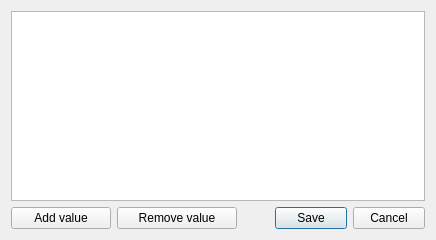
metabrainz/picard, file ui/edittagdialog.ui: the form before one commit.
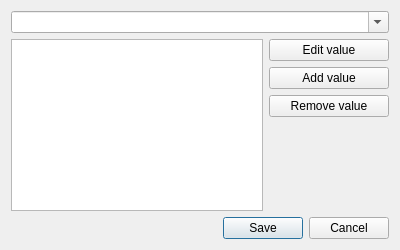
The form after the commit.

What changed in the file:
```diff
--- a/ui/edittagdialog.ui
+++ b/ui/edittagdialog.ui
@@ -9,8 +9,8 @@
    <rect>
     <x>0</x>
     <y>0</y>
-    <width>436</width>
-    <height>240</height>
+    <width>400</width>
+    <height>250</height>
    </rect>
   </property>
   <property name="focusPolicy">
@@ -22,7 +22,16 @@
   <property name="modal">
    <bool>true</bool>
   </property>
-  <layout class="QVBoxLayout" name="verticalLayout">
+  <layout class="QVBoxLayout" name="verticalLayout_2">
+   <item>
+    <widget class="QComboBox" name="tag_names">
+     <property name="editable">
+      <bool>true</bool>
+     </property>
+    </widget>
+   </item>
+   <item>
+    <layout class="QHBoxLayout" name="horizontalLayout">
    <item>
     <widget class="QListWidget" name="value_list">
      <property name="focusPolicy">
@@ -37,7 +46,29 @@
     </widget>
    </item>
    <item>
-    <layout class="QHBoxLayout" name="horizontalLayout">
+      <layout class="QVBoxLayout" name="verticalLayout">
+       <item>
+        <widget class="QPushButton" name="edit_value">
+         <property name="sizePolicy">
+          <sizepolicy hsizetype="Minimum" vsizetype="Fixed">
+           <horstretch>100</horstretch>
+           <verstretch>0</verstretch>
+          </sizepolicy>
+         </property>
+         <property name="minimumSize">
+          <size>
+           <width>100</width>
+           <height>0</height>
+          </size>
+         </property>
+         <property name="text">
+          <string>Edit value</string>
+         </property>
+         <property name="autoDefault">
+          <bool>false</bool>
+         </property>
+        </widget>
+       </item>
      <item>
       <widget class="QPushButton" name="add_value">
        <property name="sizePolicy">
@@ -83,21 +114,22 @@
       </widget>
      </item>
      <item>
-      <spacer name="horizontalSpacer">
+        <spacer name="verticalSpacer">
        <property name="orientation">
-        <enum>Qt::Horizontal</enum>
-       </property>
-       <property name="sizeType">
-        <enum>QSizePolicy::Expanding</enum>
+          <enum>Qt::Vertical</enum>
        </property>
        <property name="sizeHint" stdset="0">
         <size>
-         <width>33</width>
-         <height>17</height>
+           <width>20</width>
+           <height>40</height>
         </size>
        </property>
       </spacer>
      </item>
+      </layout>
+     </item>
+    </layout>
+   </item>
      <item>
       <widget class="QDialogButtonBox" name="buttonbox">
        <property name="sizePolicy">
@@ -119,8 +151,6 @@
         <set>QDialogButtonBox::Cancel|QDialogButtonBox::Save</set>
        </property>
       </widget>
-     </item>
-    </layout>
    </item>
   </layout>
  </widget>
```
Left out of the diff: 2 changed lines with no effect on the pictures. Lines whose indentation alone changed are shown as unchanged.
